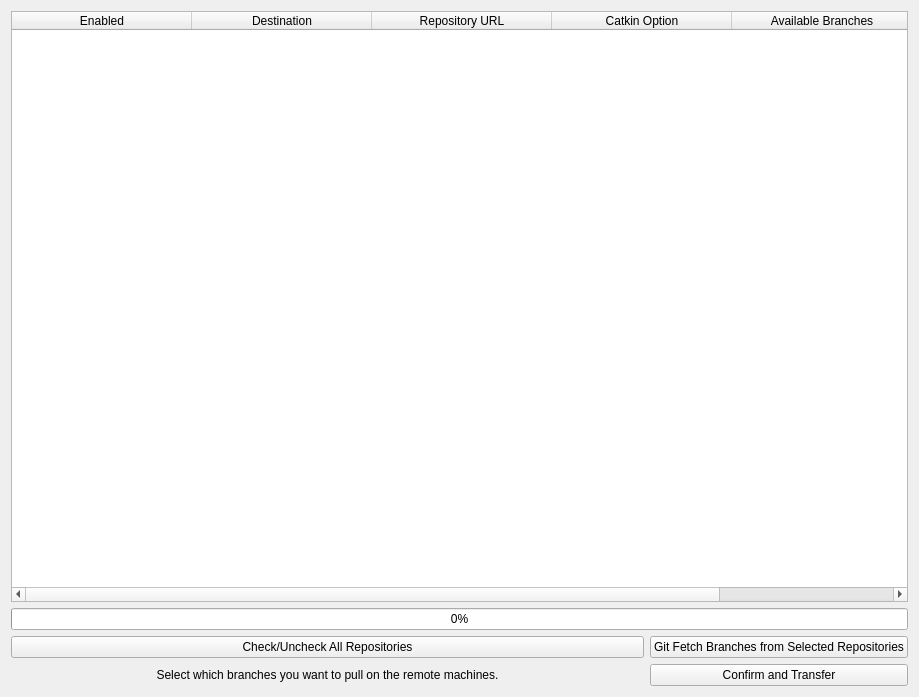
uf-reef-avl/multilauncher, file src/ui_files/Git_Repo_Branch_Design.ui: the form before one commit.
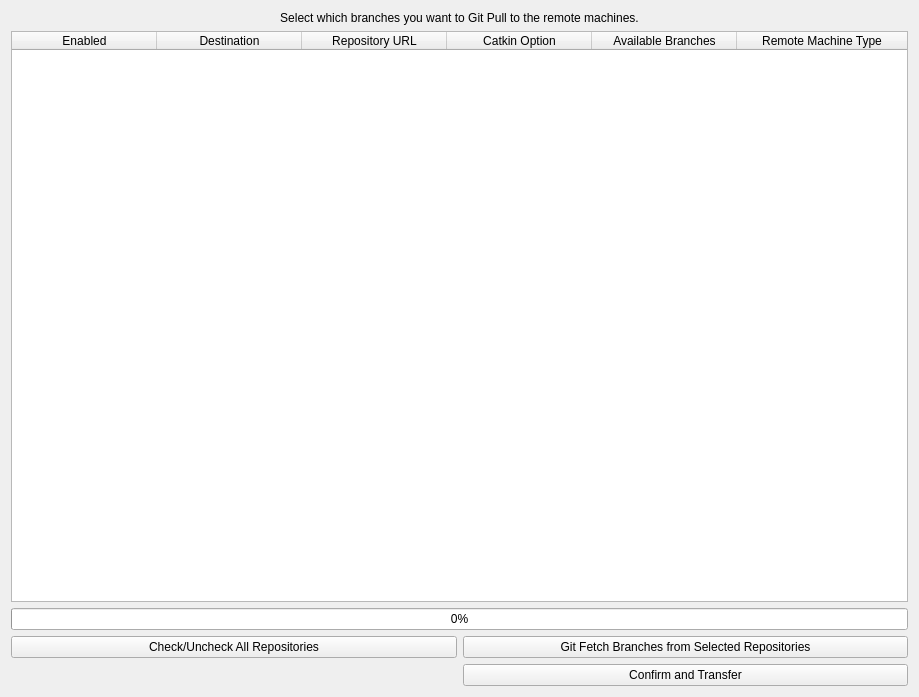
The form after the commit.

Commit message: Fixed an issue with Generate_Key when closing the window without generating a new RSA Key, added a type column to the Git_Repo_Branch window, Added a new feature to allow transferring of local files to remote machines, fixed a security vulnerability with pulling git repos.

What changed in the file:
```diff
--- a/src/ui_files/Git_Repo_Branch_Design.ui
+++ b/src/ui_files/Git_Repo_Branch_Design.ui
@@ -14,8 +14,8 @@
    <string>Dialog</string>
   </property>
   <layout class="QGridLayout" name="gridLayout_3">
-   <item row="0" column="0">
-    <layout class="QGridLayout" name="gridLayout" columnstretch="1,0">
+   <item row="1" column="0">
+    <layout class="QGridLayout" name="gridLayout" columnstretch="1,1">
      <item row="3" column="1">
       <widget class="QPushButton" name="confirmTransferButton">
        <property name="text">
@@ -33,16 +33,6 @@
        </property>
       </widget>
      </item>
-     <item row="3" column="0">
-      <widget class="QLabel" name="label">
-       <property name="text">
-        <string>Select which branches you want to pull on the remote machines.</string>
-       </property>
-       <property name="alignment">
-        <set>Qt::AlignCenter</set>
-       </property>
-      </widget>
-     </item>
      <item row="2" column="0">
       <widget class="QPushButton" name="checkAllButton">
        <property name="text">
@@ -59,7 +49,7 @@
         <set>QAbstractItemView::NoEditTriggers</set>
        </property>
        <attribute name="horizontalHeaderDefaultSectionSize">
-        <number>180</number>
+        <number>145</number>
        </attribute>
        <attribute name="horizontalHeaderStretchLastSection">
         <bool>true</bool>
@@ -92,6 +82,11 @@
          <string>Available Branches</string>
         </property>
        </column>
+       <column>
+        <property name="text">
+         <string>Remote Machine Type</string>
+        </property>
+       </column>
       </widget>
      </item>
      <item row="2" column="1">
@@ -104,8 +99,25 @@
        </property>
       </widget>
      </item>
+     <item row="3" column="0">
+      <widget class="QLabel" name="label_2">
+       <property name="text">
+        <string/>
+       </property>
+      </widget>
+     </item>
     </layout>
    </item>
+   <item row="0" column="0">
+    <widget class="QLabel" name="label">
+     <property name="text">
+      <string>Select which branches you want to Git Pull to the remote machines.</string>
+     </property>
+     <property name="alignment">
+      <set>Qt::AlignCenter</set>
+     </property>
+    </widget>
+   </item>
   </layout>
  </widget>
  <resources/>
```
Left out of the diff: 2 changed lines with no effect on the pictures. The commit also changes 11 other files.
